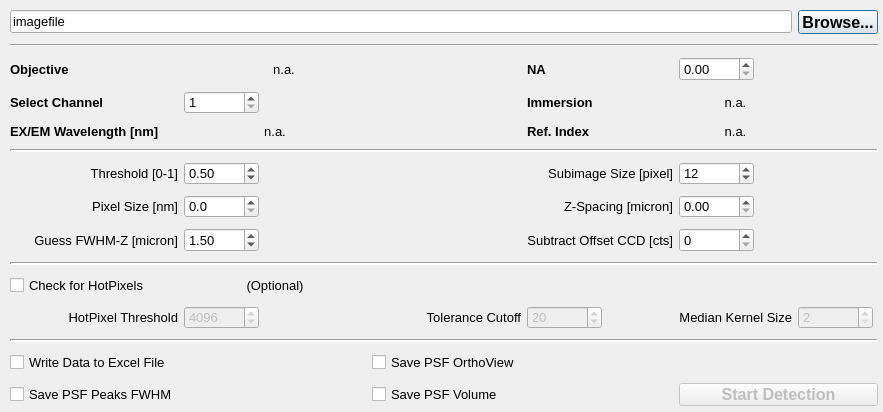
The window that PSF_XYZ_Dialog_BF.ui (sebi06/PSF_XYZ_Bead_Fit) describes before a commit, drawn with Qt 5.
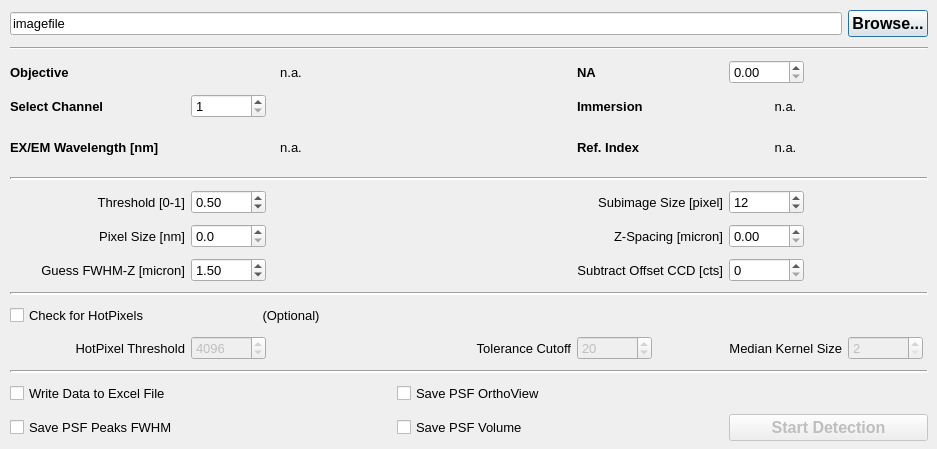
The same window after the commit.

What changed in the file:
```diff
--- a/PSF_XYZ_Dialog_BF.ui
+++ b/PSF_XYZ_Dialog_BF.ui
@@ -6,8 +6,8 @@
    <rect>
     <x>0</x>
     <y>0</y>
-    <width>883</width>
-    <height>412</height>
+    <width>937</width>
+    <height>449</height>
    </rect>
   </property>
   <property name="sizePolicy">
@@ -29,8 +29,8 @@
     <rect>
      <x>10</x>
      <y>10</y>
-     <width>868</width>
-     <height>396</height>
+     <width>918</width>
+     <height>431</height>
     </rect>
    </property>
    <layout class="QGridLayout" name="gridLayout">
```
Left out of the diff: 2 changed lines with no effect on the pictures.
